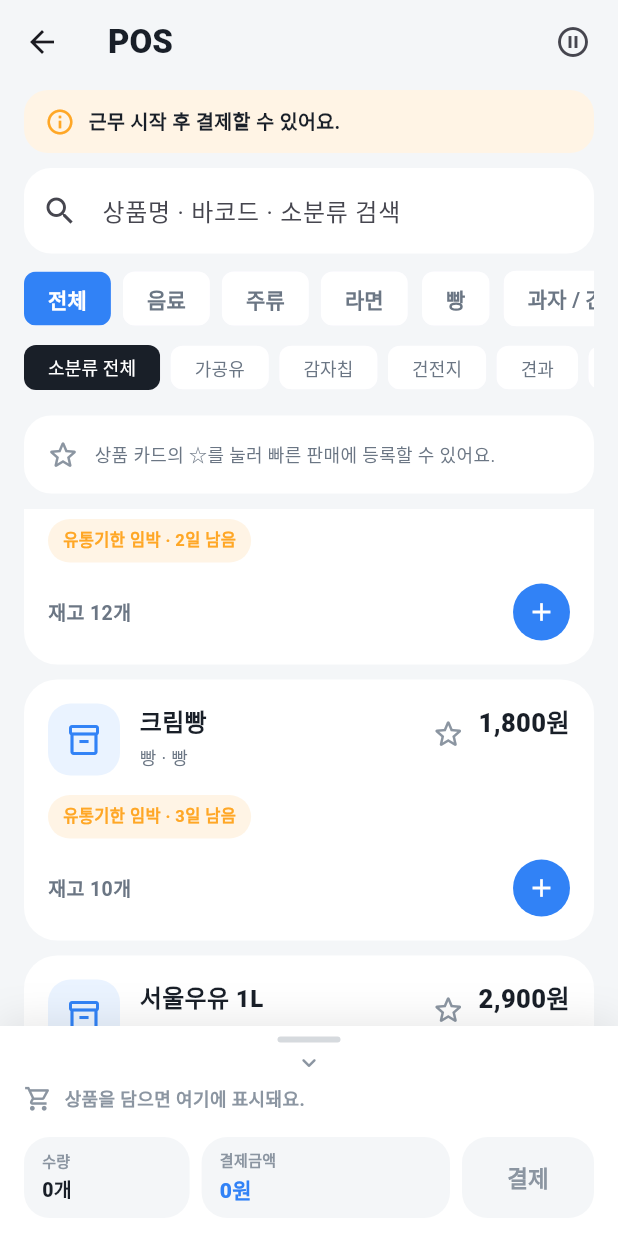
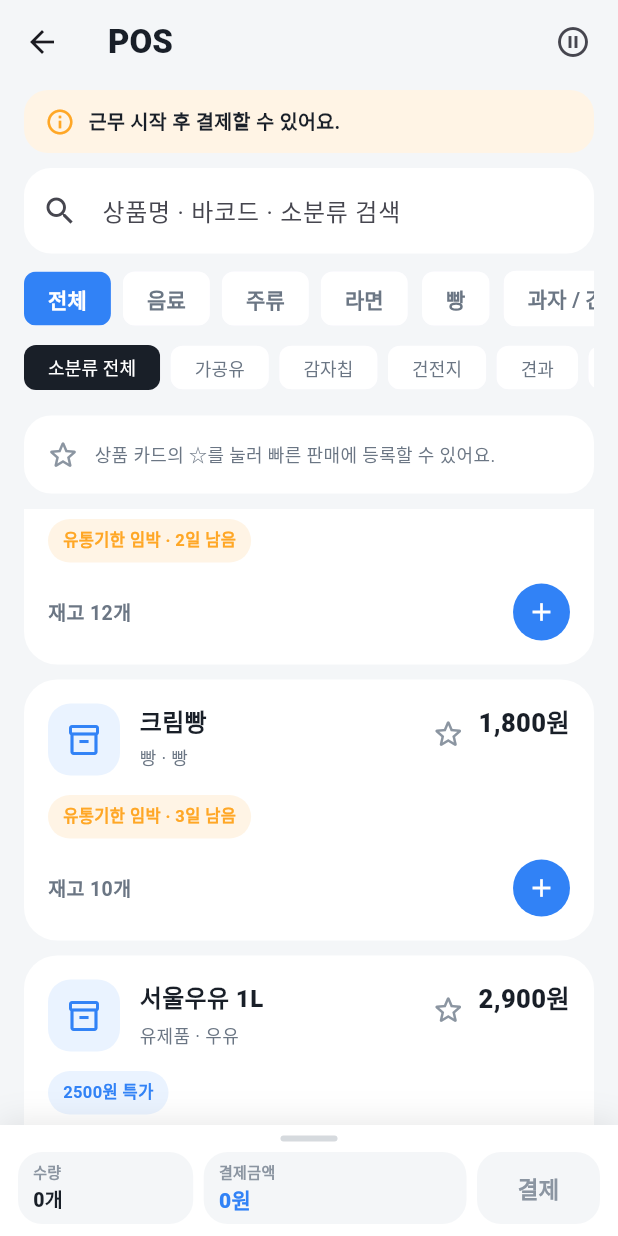
Before and after one commit to happytue772/pos_mate, a Flutter app: the PosPage screen opened directly, scrolled down 1152 dp, on a phone screen of 412 x 824 dp. Run offline on Flutter 3.47's test engine with Material 3 defaults, Android fonts, the light colour scheme and no system bars; our stand-ins replace sqflite; accounts and stored records are empty.

Commit message:
페이지 일부 UI 수정

```diff
--- a/lib/features/pos/pos_page.dart
+++ b/lib/features/pos/pos_page.dart
@@ -830,19 +830,17 @@ class _CartBottomArea extends StatefulWidget {
 
 class _CartBottomAreaState extends State<_CartBottomArea>
     with SingleTickerProviderStateMixin {
-  bool _expanded = true;
+  bool _expanded = false;
   double _dragDistance = 0;
 
   @override
   void didUpdateWidget(covariant _CartBottomArea oldWidget) {
     super.didUpdateWidget(oldWidget);
 
-    if (oldWidget.itemCount == 0 && widget.itemCount > 0) {
-      _expanded = true;
-    }
-
-    if (widget.itemCount == 0) {
+    if (widget.itemCount == 0 && _expanded) {
+      setState(() {
         _expanded = false;
+      });
     }
   }
 
@@ -868,14 +866,18 @@ class _CartBottomAreaState extends State<_CartBottomArea>
 
     final velocity = details.primaryVelocity ?? 0;
 
-    if (_dragDistance > 28 || velocity > 250) {
+    if (_dragDistance > 24 || velocity > 220) {
+      if (_expanded) {
         setState(() {
           _expanded = false;
         });
-    } else if (_dragDistance < -28 || velocity < -250) {
+      }
+    } else if (_dragDistance < -24 || velocity < -220) {
+      if (!_expanded) {
         setState(() {
           _expanded = true;
         });
+      }
     }
 
     _dragDistance = 0;
@@ -885,14 +887,18 @@ class _CartBottomAreaState extends State<_CartBottomArea>
   Widget build(BuildContext context) {
     return SafeArea(
       top: false,
+      child: GestureDetector(
+        behavior: HitTestBehavior.translucent,
+        onVerticalDragUpdate: _handleDragUpdate,
+        onVerticalDragEnd: _handleDragEnd,
         child: Container(
           decoration: const BoxDecoration(
             color: PosPalette.surface,
             boxShadow: [
               BoxShadow(
                 color: Color(0x16000000),
-              blurRadius: 20,
-              offset: Offset(0, -4),
+                blurRadius: 16,
+                offset: Offset(0, -3),
               ),
             ],
           ),
@@ -902,57 +908,48 @@ class _CartBottomAreaState extends State<_CartBottomArea>
               GestureDetector(
                 behavior: HitTestBehavior.opaque,
                 onTap: _toggleExpanded,
-              onVerticalDragUpdate: _handleDragUpdate,
-              onVerticalDragEnd: _handleDragEnd,
-              child: Padding(
-                padding: const EdgeInsets.only(top: 7, bottom: 3),
-                child: Column(
-                  children: [
-                    Container(
-                      width: 42,
+                child: SizedBox(
+                  height: 18,
+                  width: double.infinity,
+                  child: Center(
+                    child: Container(
+                      width: 38,
                       height: 4,
                       decoration: BoxDecoration(
                         color: PosPalette.textTertiary.withValues(alpha: 0.35),
                         borderRadius: BorderRadius.circular(999),
                       ),
                     ),
-                    const SizedBox(height: 4),
-                    Icon(
-                      _expanded
-                          ? Icons.keyboard_arrow_down_rounded
-                          : Icons.keyboard_arrow_up_rounded,
-                      size: 19,
-                      color: PosPalette.textTertiary,
-                    ),
-                  ],
                   ),
                 ),
               ),
-            if (widget.enabled)
+              AnimatedSize(
+                duration: const Duration(milliseconds: 220),
+                curve: Curves.easeOutCubic,
+                alignment: Alignment.bottomCenter,
+                child: widget.enabled && _expanded
+                    ? Column(
+                        children: [
                           Padding(
-                padding: const EdgeInsets.fromLTRB(16, 0, 10, 6),
+                            padding: const EdgeInsets.fromLTRB(16, 0, 8, 6),
                             child: Row(
                               children: [
                                 const Icon(
                                   Icons.shopping_cart_outlined,
-                      size: 20,
+                                  size: 19,
                                   color: PosPalette.primary,
                                 ),
                                 const SizedBox(width: 8),
-                    Expanded(
-                      child: GestureDetector(
-                        onTap: _toggleExpanded,
+                                const Expanded(
                                   child: Text(
-                          _expanded ? '담은 상품' : '담은 상품 ${widget.itemCount}개',
-                          style: const TextStyle(
+                                    '담은 상품',
+                                    style: TextStyle(
                                       color: PosPalette.textPrimary,
-                            fontSize: 15,
+                                      fontSize: 14,
                                       fontWeight: FontWeight.w800,
                                     ),
                                   ),
                                 ),
-                    ),
-                    if (_expanded)
                                 Text(
                                   '${widget.itemCount}개',
                                   style: const TextStyle(
@@ -961,55 +958,33 @@ class _CartBottomAreaState extends State<_CartBottomArea>
                                     fontWeight: FontWeight.w700,
                                   ),
                                 ),
-                    const SizedBox(width: 2),
                                 IconButton(
                                   tooltip: '주문 보류',
                                   visualDensity: VisualDensity.compact,
                                   onPressed: widget.onHold,
-                      icon: const Icon(Icons.pause_circle_outline),
+                                  icon: const Icon(
+                                    Icons.pause_circle_outline,
+                                    size: 20,
+                                  ),
                                 ),
                                 IconButton(
                                   tooltip: '장바구니 비우기',
                                   visualDensity: VisualDensity.compact,
                                   onPressed: widget.onClear,
-                      icon: const Icon(Icons.delete_outline),
-                    ),
-                  ],
-                ),
-              )
-            else
-              const Padding(
-                padding: EdgeInsets.fromLTRB(16, 2, 16, 8),
-                child: Row(
-                  children: [
-                    Icon(
-                      Icons.shopping_cart_outlined,
-                      size: 19,
-                      color: PosPalette.textTertiary,
-                    ),
-                    SizedBox(width: 8),
-                    Text(
-                      '상품을 담으면 여기에 표시돼요.',
-                      style: TextStyle(
-                        color: PosPalette.textTertiary,
-                        fontSize: 12,
-                        fontWeight: FontWeight.w600,
+                                  icon: const Icon(
+                                    Icons.delete_outline,
+                                    size: 20,
                                   ),
                                 ),
                               ],
                             ),
                           ),
-            AnimatedSize(
-              duration: const Duration(milliseconds: 220),
-              curve: Curves.easeOutCubic,
-              alignment: Alignment.topCenter,
-              child: widget.enabled && _expanded
-                  ? Column(
-                      children: [
                           SizedBox(
-                          height: 92,
+                            height: 88,
                             child: ListView.separated(
-                            padding: const EdgeInsets.symmetric(horizontal: 16),
+                              padding: const EdgeInsets.symmetric(
+                                horizontal: 16,
+                              ),
                               scrollDirection: Axis.horizontal,
                               itemCount: widget.items.length,
                               separatorBuilder: (context, index) {
@@ -1031,13 +1006,13 @@ class _CartBottomAreaState extends State<_CartBottomArea>
                               },
                             ),
                           ),
-                        const SizedBox(height: 10),
+                          const SizedBox(height: 6),
                         ],
                       )
                     : const SizedBox.shrink(),
               ),
               Padding(
-              padding: const EdgeInsets.fromLTRB(16, 8, 16, 12),
+                padding: const EdgeInsets.fromLTRB(12, 0, 12, 8),
                 child: Row(
                   children: [
                     Expanded(
@@ -1045,21 +1020,23 @@ class _CartBottomAreaState extends State<_CartBottomArea>
                       child: _BottomInfoBox(
                         label: '수량',
                         value: '${widget.itemCount}개',
+                        compact: true,
                       ),
                     ),
-                  const SizedBox(width: 8),
+                    const SizedBox(width: 7),
                     Expanded(
                       flex: 3,
                       child: _BottomInfoBox(
                         label: '결제금액',
                         value: widget.total,
                         emphasized: true,
+                        compact: true,
                       ),
                     ),
-                  const SizedBox(width: 8),
+                    const SizedBox(width: 7),
                     SizedBox(
-                    width: 88,
-                    height: 54,
+                      width: 82,
+                      height: 48,
                       child: FilledButton(
                         onPressed: widget.enabled ? widget.onPayment : null,
                         style: FilledButton.styleFrom(
@@ -1067,7 +1044,7 @@ class _CartBottomAreaState extends State<_CartBottomArea>
                           disabledBackgroundColor: PosPalette.background,
                           disabledForegroundColor: PosPalette.textTertiary,
                           shape: RoundedRectangleBorder(
-                          borderRadius: BorderRadius.circular(17),
+                            borderRadius: BorderRadius.circular(16),
                           ),
                           padding: EdgeInsets.zero,
                         ),
@@ -1084,6 +1061,7 @@ class _CartBottomAreaState extends State<_CartBottomArea>
                 ),
               ),
             ],
+          ),
         ),
       ),
     );
@@ -1170,20 +1148,22 @@ class _BottomInfoBox extends StatelessWidget {
     required this.label,
     required this.value,
     this.emphasized = false,
+    this.compact = false,
   });
 
   final String label;
   final String value;
   final bool emphasized;
+  final bool compact;
 
   @override
   Widget build(BuildContext context) {
     return Container(
-      height: 54,
-      padding: const EdgeInsets.symmetric(horizontal: 12),
+      height: compact ? 48 : 54,
+      padding: EdgeInsets.symmetric(horizontal: compact ? 10 : 12),
       decoration: BoxDecoration(
         color: PosPalette.background,
-        borderRadius: BorderRadius.circular(17),
+        borderRadius: BorderRadius.circular(compact ? 16 : 17),
       ),
       child: Column(
         mainAxisAlignment: MainAxisAlignment.center,
@@ -1197,7 +1177,7 @@ class _BottomInfoBox extends StatelessWidget {
               fontWeight: FontWeight.w600,
             ),
           ),
-          const SizedBox(height: 2),
+          const SizedBox(height: 1),
           Text(
             value,
             maxLines: 1,
```
Lines whose indentation alone changed are shown as unchanged.
